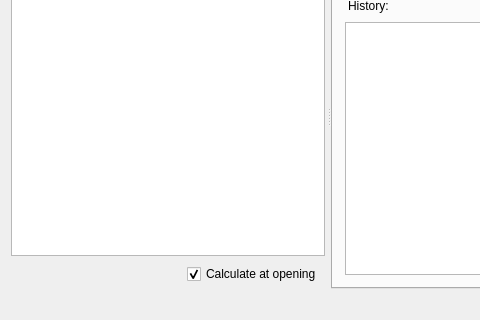
Above: src/ui/mainwindowqantenna.ui from groleo/qantenna before the change; both pictures show x 0 to 480 and y 436 to 756 of the 944 by 756 pixel window. Below: the same form after it.
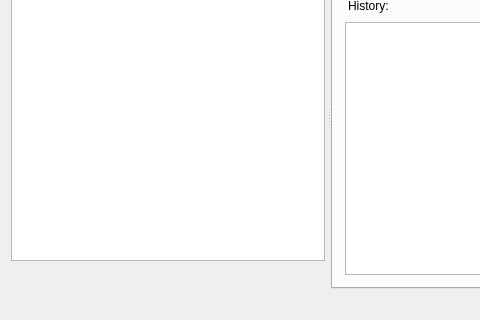
That is the form after the change. Icons and pictures are not drawn. Custom widgets are drawn as their Qt base class.

Commit message:
drop Calculate at opening
There are cases when computations will cause a crash.

This makes it easier to see if the crash comes from program startup
or from computations.

It also give you the possibility to at least visualize the antenna wires.

Patch:
```diff
--- a/src/ui/mainwindowqantenna.ui
+++ b/src/ui/mainwindowqantenna.ui
@@ -296,24 +296,6 @@
              </property>
             </spacer>
            </item>
-           <item>
-            <widget class="QCheckBox" name="fileListCalculate" >
-             <property name="sizePolicy" >
-              <sizepolicy>
-               <hsizetype>4</hsizetype>
-               <vsizetype>0</vsizetype>
-               <horstretch>0</horstretch>
-               <verstretch>0</verstretch>
-              </sizepolicy>
-             </property>
-             <property name="text" >
-              <string>Calculate at opening</string>
-             </property>
-             <property name="checked" >
-              <bool>true</bool>
-             </property>
-            </widget>
-           </item>
           </layout>
          </item>
         </layout>
```
The commit also changes 13 other files.
